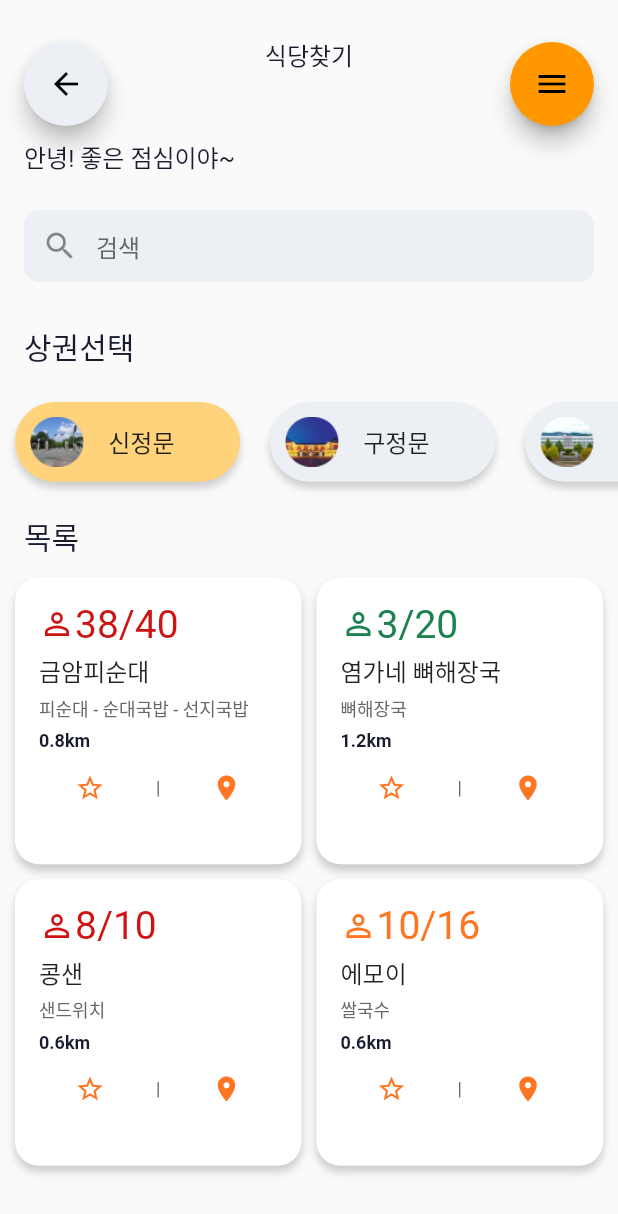
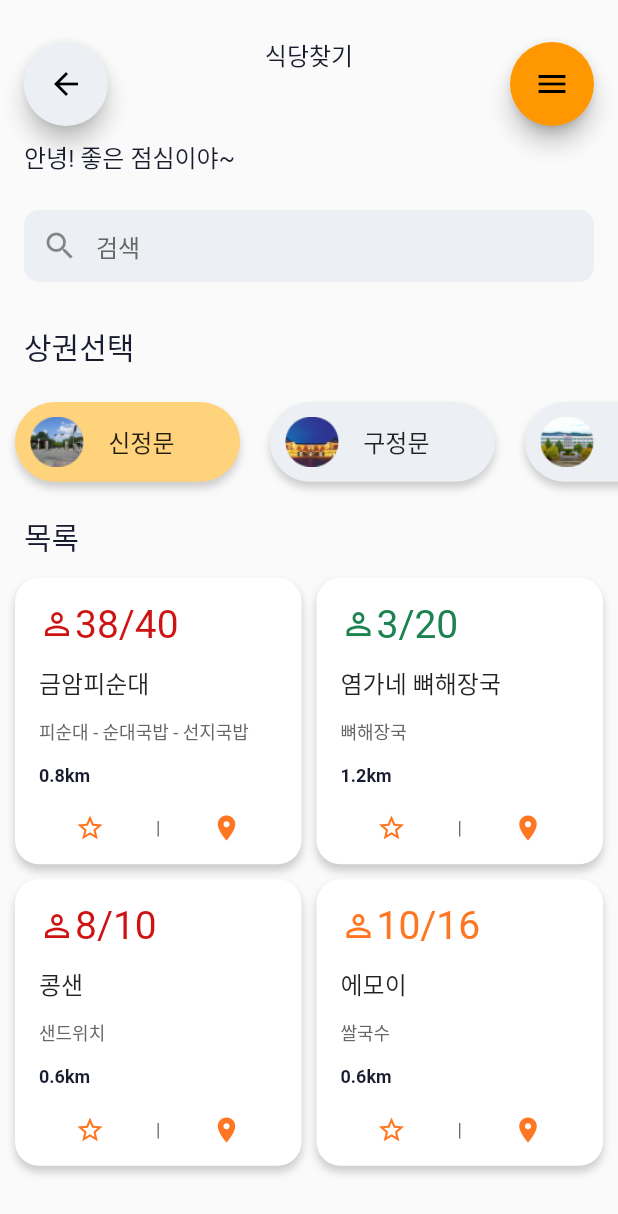
Before and after one commit to YaeheeChoe/launchrabbit, a Flutter app: the screen it shows after launch, on a phone screen of 412 x 824 dp. Shown: the top 1214 px of the screen. Run offline on Flutter 3.47's test engine with Material 2 defaults, Android fonts, the phone set to English and light mode, and no system bars.

Commit message:
여백수정

```diff
--- a/lib/component/RestorantWidget.dart
+++ b/lib/component/RestorantWidget.dart
@@ -56,8 +56,10 @@ class RestorantWidget extends StatelessWidget {
             defaultShadow,
           ], color: mainWhite, borderRadius: BorderRadius.circular(16)),
           child: Center(
-            child:
-                Column(crossAxisAlignment: CrossAxisAlignment.start, children: [
+            child: Column(
+                crossAxisAlignment: CrossAxisAlignment.start,
+                mainAxisAlignment: MainAxisAlignment.spaceBetween,
+                children: [
                   Container(
                     child: Row(
                       children: [
```
Lines whose indentation alone changed are shown as unchanged.
